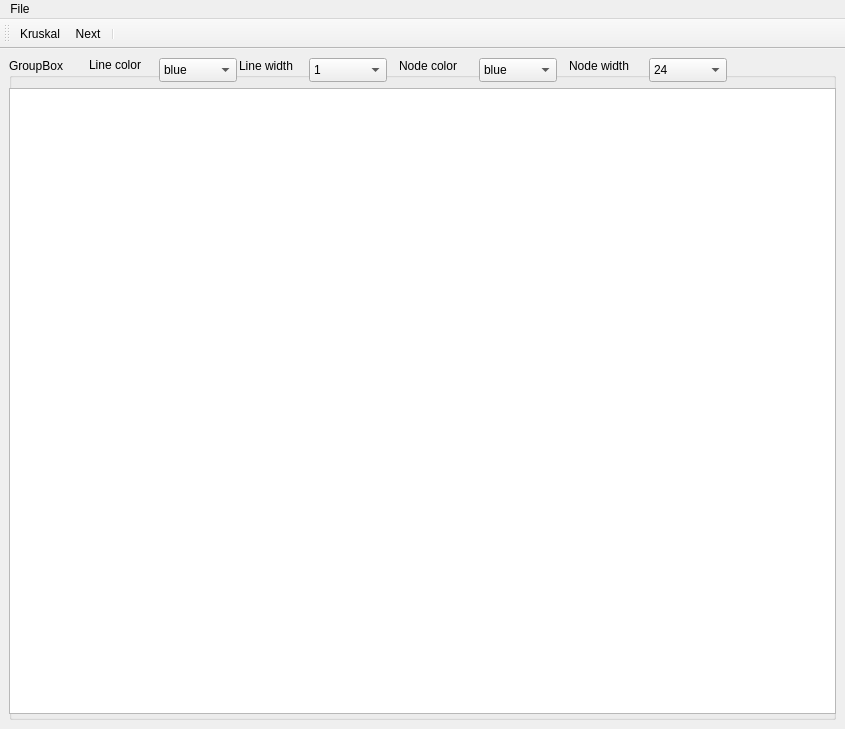
Above: layout/ui/main_window.ui from michalkielak/GIS before the change. Below: the same form after it.
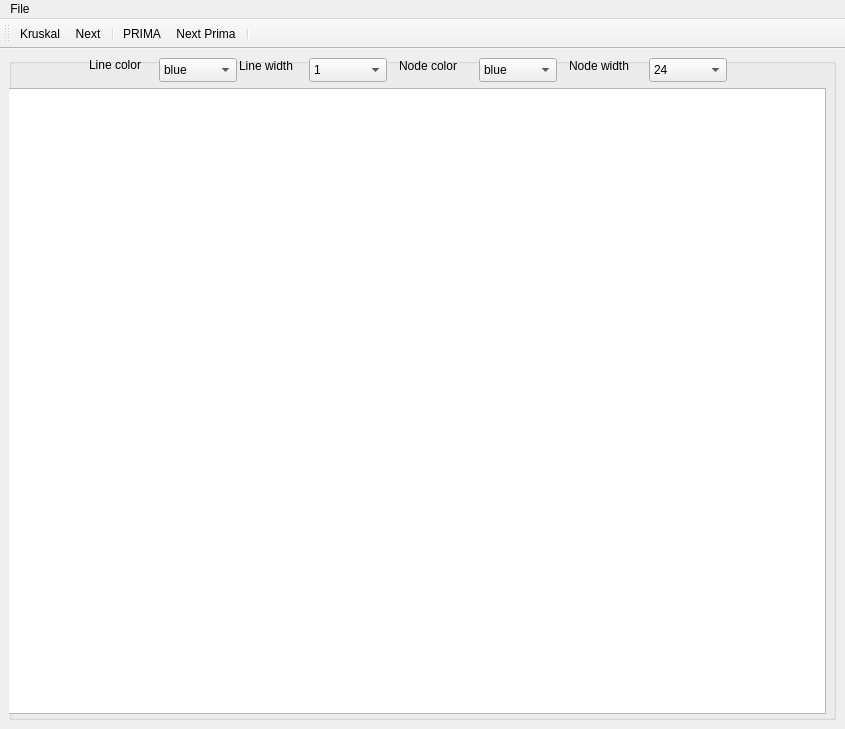
That is the form after the change.

Commit message: Dorobiona PRIMA

The edit to the form file:
```diff
--- a/layout/ui/main_window.ui
+++ b/layout/ui/main_window.ui
@@ -24,7 +24,7 @@
     <item>
      <widget class="QGroupBox" name="groupBox">
       <property name="title">
-       <string>GroupBox</string>
+       <string/>
       </property>
       <widget class="QComboBox" name="lineColorCb">
        <property name="geometry">
@@ -221,7 +221,7 @@
       <widget class="QGraphicsView" name="graphicsView">
        <property name="geometry">
         <rect>
-         <x>0</x>
+         <x>-10</x>
          <y>30</y>
          <width>827</width>
          <height>626</height>
@@ -268,11 +268,14 @@
     <enum>TopToolBarArea</enum>
    </attribute>
    <attribute name="toolBarBreak">
-    <bool>false</bool>
+    <bool>true</bool>
    </attribute>
    <addaction name="actionKruskal"/>
    <addaction name="actionNext"/>
    <addaction name="separator"/>
+   <addaction name="actionPRIMA"/>
+   <addaction name="actionNext_Prima"/>
+   <addaction name="separator"/>
   </widget>
   <action name="actionKruskal">
    <property name="text">
@@ -320,6 +323,16 @@
     <string>Export weights</string>
    </property>
   </action>
+  <action name="actionPRIMA">
+   <property name="text">
+    <string>PRIMA</string>
+   </property>
+  </action>
+  <action name="actionNext_Prima">
+   <property name="text">
+    <string>Next Prima</string>
+   </property>
+  </action>
  </widget>
  <resources/>
  <connections>
```
The commit also changes 3 other files.
